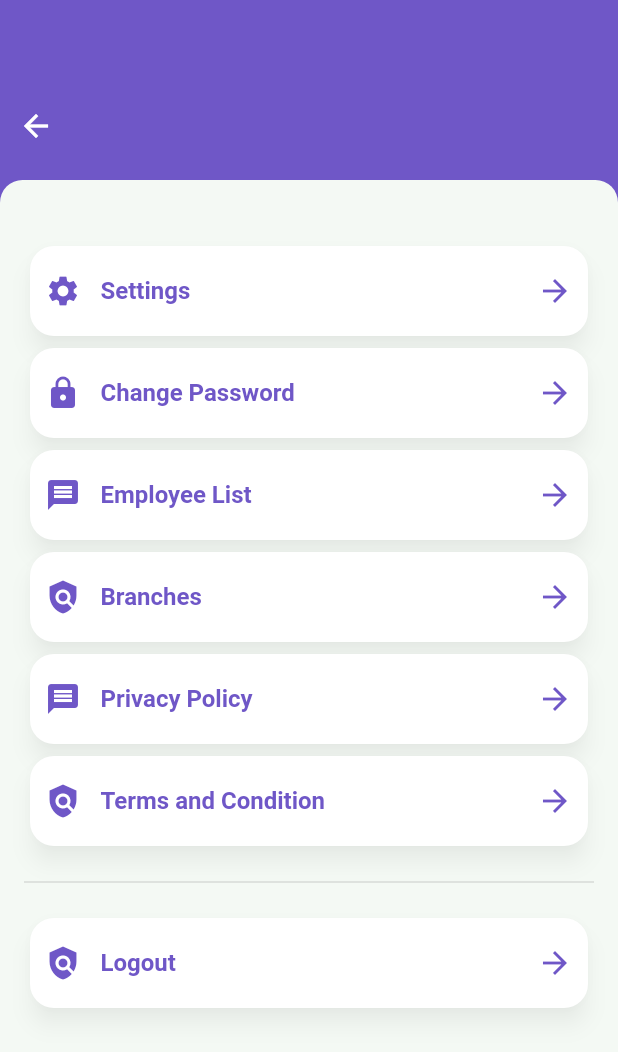
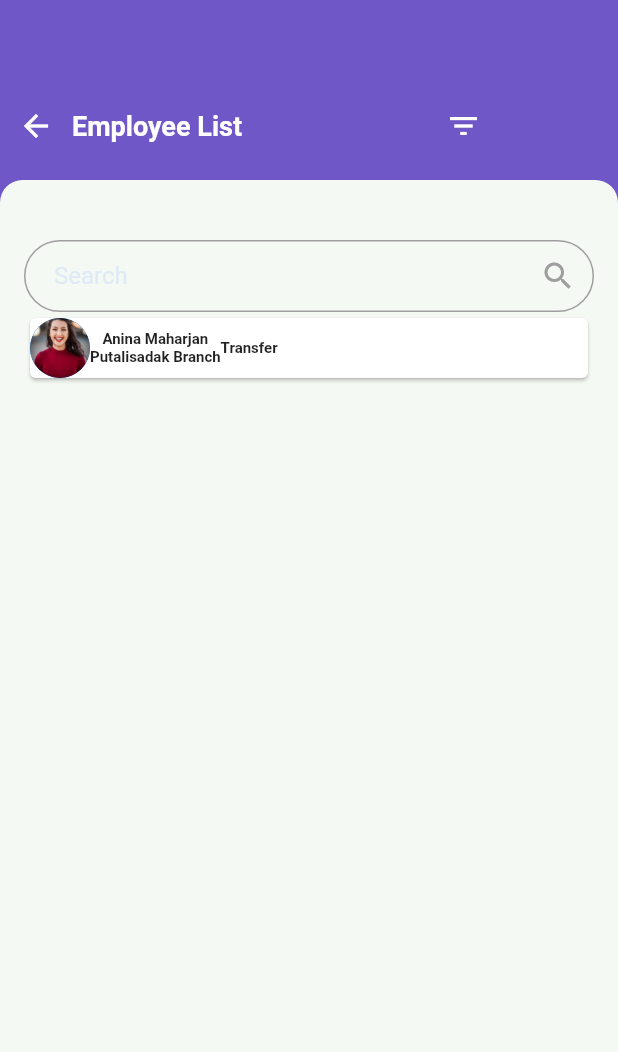
Before and after one commit to simranshahh/mobileowner, a Flutter app: the screen it shows after launch, on a phone screen of 412 x 824 dp. Shown: the top 1052 px of the screen. Run offline on Flutter 3.47's test engine with Material 2 defaults, Android fonts, the light colour scheme and no system bars; our stand-ins replace easy_splash_screen, form_builder_validators; Roboto replaces fonts that are missing (Montserrat).

Commit message:
employee list page without list

```diff
--- /dev/null
+++ b/lib/Profile/Pages/settings/employeelist.dart
@@ -0,0 +1,150 @@
+// ignore_for_file: prefer_const_constructors, prefer_const_literals_to_create_immutables, avoid_print, prefer_const_constructors_in_immutables, use_build_context_synchronously, unused_element, dead_code, unnecessary_null_comparison
+
+// import 'dart:js';
+
+import 'package:flutter/material.dart';
+import 'package:mobileowner/utils/color_constants.dart';
+import 'package:mobileowner/utils/size_config.dart';
+
+class EmployeeList extends StatefulWidget {
+  EmployeeList({super.key});
+
+  @override
+  State<EmployeeList> createState() => _EmployeeListState();
+}
+
+class _EmployeeListState extends State<EmployeeList> {
+  @override
+  Widget build(BuildContext context) {
+    final height = MediaQuery.of(context).size.height;
+    final width = MediaQuery.of(context).size.width;
+
+    return SafeArea(
+        child: Scaffold(
+      resizeToAvoidBottomInset: false,
+      backgroundColor: ColorConstant.primary,
+      body: Stack(
+        children: [
+          Padding(
+            padding: const EdgeInsets.only(top: 60),
+            child: Row(
+              children: [
+                IconButton(
+                    onPressed: () {
+                      Navigator.pop(context);
+                    },
+                    icon: const Icon(
+                      Icons.arrow_back,
+                      color: Colors.white,
+                    )),
+                Text(
+                  'Employee List',
+                  style: Theme.of(context).textTheme.headlineLarge!.copyWith(
+                      color: Colors.white, fontWeight: FontWeight.w600),
+                ),
+                SizedBox(
+                  width: displayWidth(context) * 0.3,
+                ),
+                IconButton(
+                    onPressed: () {},
+                    icon: Icon(
+                      Icons.filter_list,
+                      color: Colors.white,
+                    ))
+              ],
+            ),
+          ),
+          Padding(
+            padding: const EdgeInsets.only(top: 120.0),
+            child: Container(
+              height: height,
+              width: width,
+              decoration: BoxDecoration(
+                color: ColorConstant.bg,
+                borderRadius: BorderRadius.only(
+                  topLeft: Radius.circular(15),
+                  topRight: Radius.circular(15),
+                ),
+              ),
+            ),
+          ),
+          Padding(
+            padding: const EdgeInsets.only(top: 160),
+            child: Column(
+              children: [
+                //ProfilePic(),
+
+                Expanded(
+                  child: SingleChildScrollView(
+                    child: Padding(
+                      padding: const EdgeInsets.symmetric(horizontal: 16),
+                      child: Column(
+                        mainAxisAlignment: MainAxisAlignment.start,
+                        children: [
+                          TextField(
+                            onChanged: (searchTerm) {
+                              // _performSearch(searchTerm);
+                            },
+                            cursorColor: ColorConstant.primary,
+                            decoration: InputDecoration(
+                              disabledBorder: OutlineInputBorder(
+                                borderSide: BorderSide(
+                                    width: 1, color: ColorConstant.paleblue),
+                                borderRadius: BorderRadius.circular(30),
+                              ),
+                              focusedBorder: OutlineInputBorder(
+                                borderSide: BorderSide(
+                                    width: 1, color: ColorConstant.paleblue),
+                                borderRadius: BorderRadius.circular(30),
+                              ),
+                              hintText: "Search",
+                              filled: false,
+                              fillColor: const Color(0xfff1f1f1),
+                              contentPadding: EdgeInsets.symmetric(
+                                  vertical: 8, horizontal: 20),
+                              border: OutlineInputBorder(
+                                borderRadius: BorderRadius.circular(30),
+                                borderSide:
+                                    BorderSide(color: ColorConstant.paleblue),
+                              ),
+                              enabledBorder: OutlineInputBorder(
+                                borderSide:
+                                    BorderSide(width: 1, color: Colors.grey),
+                                borderRadius: BorderRadius.circular(30),
+                              ),
+                              suffixIcon: Icon(
+                                Icons.search,
+                                color: Colors.grey,
+                              ),
+                            ),
+                          ),
+                          Card(
+                            child: Row(
+                              children: [
+                                CircleAvatar(
+                                  backgroundImage:
+                                      AssetImage('assets/profile.png'),
+                                ),
+                                Column(
+                                  children: [
+                                    Text('Anina Maharjan'),
+                                    Text('Putalisadak Branch'),
+                                  ],
+                                ),
+                                Text('Transfer'),
+                              ],
+                            ),
+                          )
+                        ],
+                      ),
+                    ),
+                  ),
+                ),
+              ],
+            ),
+          ),
+        ],
+      ),
+    ));
+  }
+}
--- a/lib/main.dart
+++ b/lib/main.dart
@@ -5,6 +5,7 @@ import 'package:mobileowner/splashscreen/splashscreen.dart';
 import 'package:mobileowner/utils/app_theme.dart';
 
 import 'Homepage/pages/homepage.dart';
+import 'Profile/Pages/settings/employeelist.dart';
 import 'Profile/Pages/settings/profile.dart';
 import 'auth/phoneverify/pages/phoneverify.dart';
 import 'auth/phoneverify/pages/receiveotp.dart';
@@ -29,7 +30,7 @@ class MyApp extends StatelessWidget {
       // ),
       theme: AppTheme.lightTheme,
 
-      home: ProfileScreen(),
+      home: EmployeeList(),
     );
   }
 }
```
